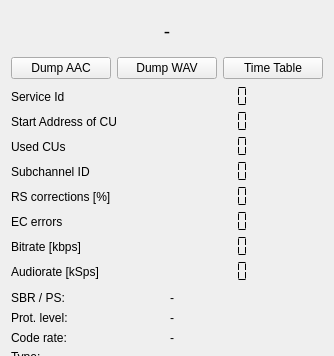
Above: src/support/techdata.ui from tomneda/DABstar before the change; both pictures show x 0 to 334 and y 0 to 356 of the 334 by 700 pixel window. Below: the same form after it.
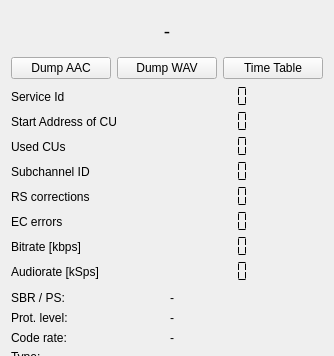
That is the form after the change. Custom widgets are drawn as their Qt base class.

Commit message: Update RS corrections text and tooltip in techdata UI

What changed in the file:
```diff
--- a/src/support/techdata.ui
+++ b/src/support/techdata.ui
@@ -159,7 +159,7 @@
      <item row="4" column="0">
       <widget class="QLabel" name="label_4">
        <property name="text">
-        <string>RS corrections [%]</string>
+        <string>RS corrections</string>
        </property>
       </widget>
      </item>
```
Left out of the diff: 2 changed lines with no effect on the pictures. The commit also changes 1 other file.
